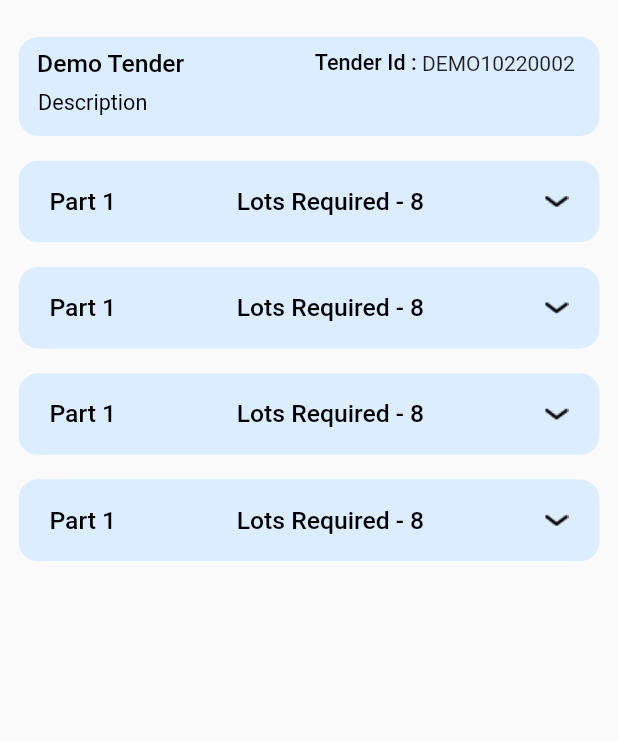
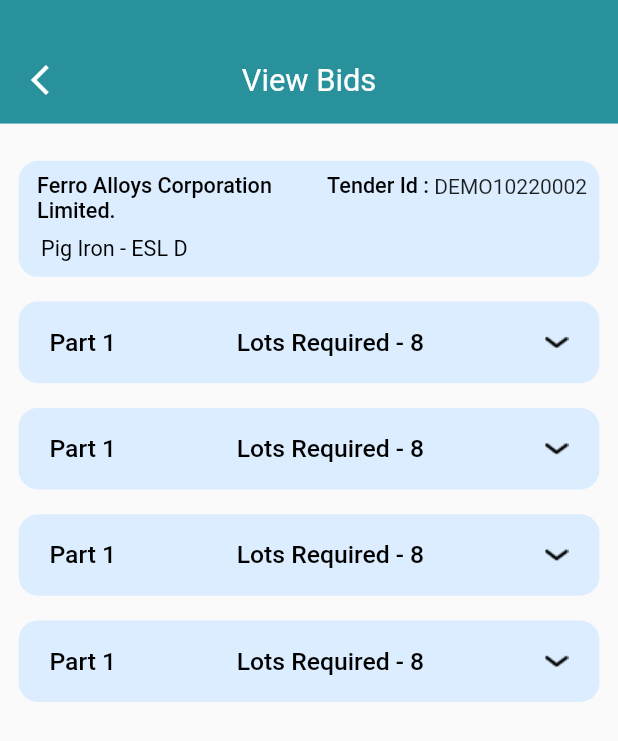
Before and after one commit to Codexxa-Business-Solution/syniseapp-android, a Flutter app: the TenderViewBidScreen screen opened directly, on a phone screen of 412 x 824 dp. Shown: the top 741 px of the screen. Run offline on Flutter 3.47's test engine with Material 2 defaults, Android fonts, the phone set to English and light mode, and no system bars; our stand-ins replace flutter_rating_bar; Roboto replaces fonts that are missing (Roboto_Medium, Roboto_Regular).

Commit message:
solved issue tender

```diff
--- a/lib/presention/Tender/synise_tender_drawer_screen.dart
+++ b/lib/presention/Tender/synise_tender_drawer_screen.dart
@@ -47,7 +47,7 @@
               padding: EdgeInsets.only(left: SizeConfig.screenWidth * 0.05),
               child: Text(_title.toString()),
             ),
-            Text(
+            const Text(
               "data",
               style: TextStyle(color: Colors.transparent),
             )
--- a/lib/presention/Tender/synise_view_bid_screen.dart
+++ b/lib/presention/Tender/synise_view_bid_screen.dart
@@ -23,21 +23,72 @@
       padding: EdgeInsets.zero,
       physics: NeverScrollableScrollPhysics(),
       children: [
-        demoTender(SizeConfig.screenHeight, SizeConfig.screenWidth),
+        SizedBox(
+          height: SizeConfig.screenHeight * 0.1,
+          child: MainHeading(SizeConfig.screenHeight, SizeConfig.screenWidth),
+        ),
+        Container(
+          height: SizeConfig.screenHeight * 0.9,
+          child: ListView(
+            shrinkWrap: true,
+            padding: EdgeInsets.only(bottom: SizeConfig.screenHeight * 0.1),
+            children: [
+              demoTender(SizeConfig.screenHeight, SizeConfig.screenWidth),
         viewBidAllParts(SizeConfig.screenHeight, SizeConfig.screenWidth)
+            ],
+          ),)
+           /* child:
+        demoTender(SizeConfig.screenHeight, SizeConfig.screenWidth)),
+        viewBidAllParts(SizeConfig.screenHeight, SizeConfig.screenWidth)*/
       ],
     ));
   }
+  Widget MainHeading(double parentHeight, double parentWidth) {
+    return Container(
+        height: parentHeight * 0.1,
+        color: CommonColor.APP_BAR_COLOR,
+        child: Padding(
+          padding: EdgeInsets.only(top: parentHeight * 0.03),
+          child: Row(
+            mainAxisAlignment: MainAxisAlignment.spaceBetween,
+            children: [
+              GestureDetector(
+                onTap: () {
+                  Navigator.pop(context);
+                },
+                child: Padding(
+                  padding: EdgeInsets.only(left: parentWidth * 0.05),
+                  child: const Icon(
+                    Icons.arrow_back_ios,
+                    color: CommonColor.WHITE_COLOR,
+                  ),
+                ),
+              ),
+              Text(
+                "View Bids",
+                style: TextStyle(
+                    color: CommonColor.WHITE_COLOR,
+                    fontSize: SizeConfig.blockSizeHorizontal * 5.0,
+                    fontFamily: 'Roboto_Medium'),
+              ),
+              Padding(
+                padding: EdgeInsets.only(right: parentWidth * 0.05),
+                child: Icon(
+                  Icons.arrow_back_ios,
+                  color: Colors.transparent,
+                ),
+              ),
+            ],
+          ),
+        ));
+  }
 
-  Widget demoTender(double parentHeight, double parentWidth) {
+  Widget demoTender (double parentHeight,double parentWidth){
     return Padding(
-      padding: EdgeInsets.only(
-          top: parentHeight * 0.03,
-          left: parentWidth * 0.03,
-          right: parentWidth * 0.03),
+      padding:  EdgeInsets.only(top: parentHeight*0.03,left: parentWidth*0.03,right: parentWidth*0.03),
       child: Container(
-        height: SizeConfig.screenHeight * 0.08,
-        width: SizeConfig.screenWidth * 0.94,
+        height: SizeConfig.screenHeight * 0.094,
+        width: SizeConfig.screenWidth*0.94,
         decoration: BoxDecoration(
           color: CommonColor.REGISTER_AS_COLOR,
           borderRadius: BorderRadius.circular(13),
@@ -46,52 +97,43 @@
           children: [
             Row(
               mainAxisAlignment: MainAxisAlignment.spaceBetween,
-              children: [
-                Padding(
-                  padding: EdgeInsets.only(
-                      top: parentHeight * 0.01, left: parentWidth * 0.03),
-                  child: Text(
-                    "Demo Tender",
-                    style: TextStyle(
-                        color: Colors.black,
-                        fontSize: SizeConfig.blockSizeHorizontal * 4.0,
+              children:  [
+                Expanded(
+                  child: Padding(
+                    padding: EdgeInsets.only(top: parentHeight*0.01,left: parentWidth*0.03),
+                    child: Text("Ferro Alloys Corporation Limited.",style: TextStyle( color: Colors.black,
+                        fontSize: SizeConfig.blockSizeHorizontal*3.5,
                         fontWeight: FontWeight.w500,
-                        fontFamily: 'Roboto_Regular'),
+                        fontFamily: 'Roboto_Regular'),maxLines: 2,),
                   ),
                 ),
                 Padding(
-                  padding: EdgeInsets.only(
-                      right: parentHeight * 0.02, top: parentHeight * 0.01),
+                  padding:  EdgeInsets.only(right: parentHeight*0.01,bottom: parentHeight*0.01),
                   child: Row(
                     children: [
-                      Text(
-                        "Tender Id :",
-                        style: TextStyle(
-                            color: Colors.black,
-                            fontSize: SizeConfig.blockSizeHorizontal * 3.5,
-                            fontWeight: FontWeight.w500,
-                            fontFamily: 'Roboto_Regular'),
-                      ),
+
+                      Text("Tender Id :",style: TextStyle( color: Colors.black,
+                          fontSize: SizeConfig.blockSizeHorizontal*3.5,
+                          fontWeight: FontWeight.w500,
+                          fontFamily: 'Roboto_Regular'),),
                       Text(" DEMO10220002")
                     ],
                   ),
                 ),
+
               ],
             ),
             Padding(
-              padding: EdgeInsets.only(
-                  right: parentWidth * 0.7, top: parentHeight * 0.01),
-              child: Text(
-                "Description",
-                style: TextStyle(
-                    color: Colors.black,
-                    fontSize: SizeConfig.blockSizeHorizontal * 3.5,
-                    fontWeight: FontWeight.w400,
-                    fontFamily: 'Roboto_Regular'),
-              ),
+              padding:  EdgeInsets.only(right: parentWidth*0.63,top: parentHeight*0.01),
+              child: Text("Pig Iron - ESL D",style: TextStyle( color: Colors.black,
+                  fontSize: SizeConfig.blockSizeHorizontal*3.5,
+                  fontWeight: FontWeight.w400,
+                  fontFamily: 'Roboto_Regular'),),
             )
           ],
         ),
+
+
       ),
     );
   }
```
Also changed, not shown: lib/presention/Tender/synise_submit_bid.dart (+33 -11 lines), lib/presention/Tender/synise_tender_bid_history.dart (+28 -16 lines), lib/presention/Tender/synise_tender_home_screen.dart (+18 -11 lines).
